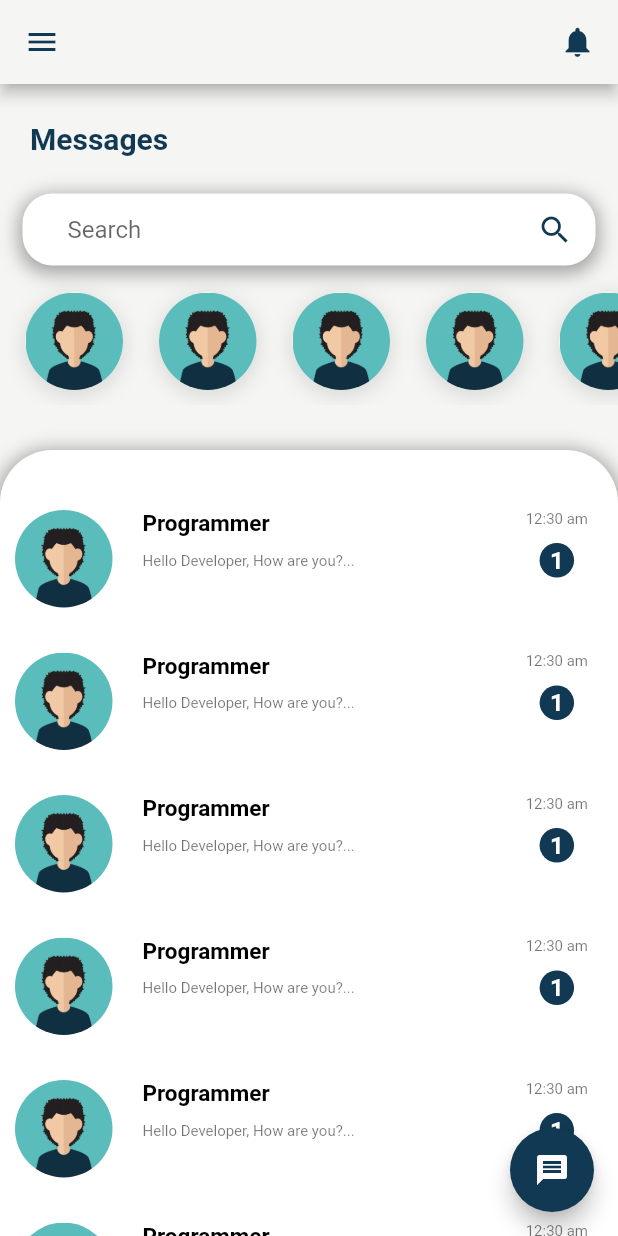
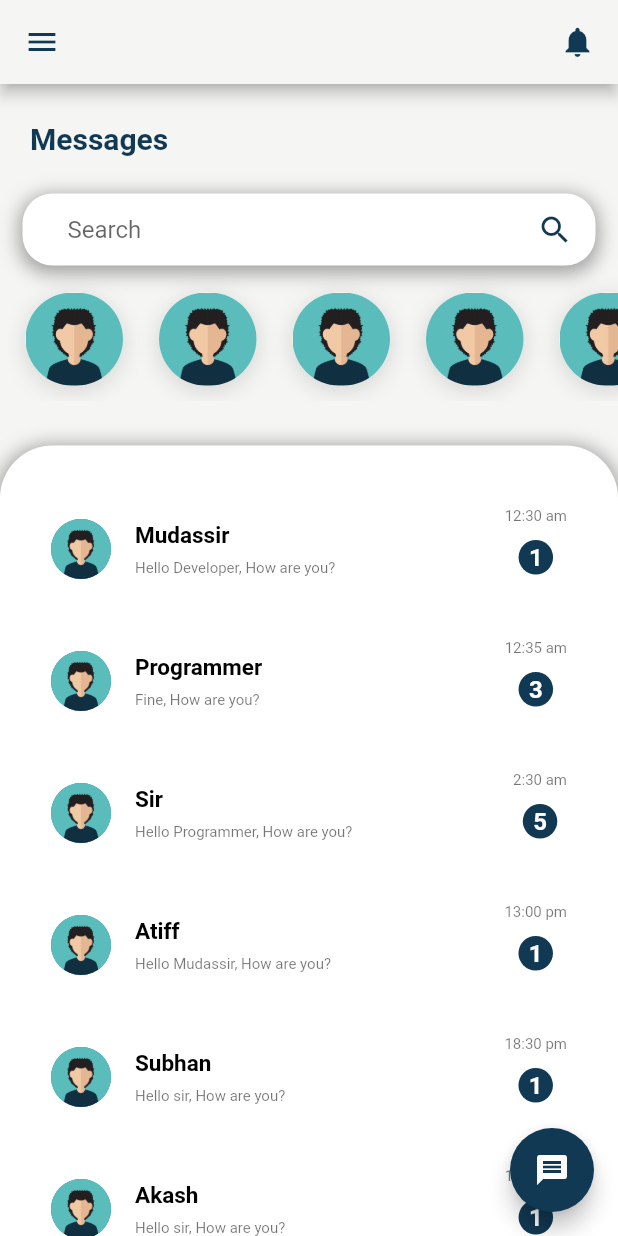
Before and after one commit to mudassirjabbar/chat-app, a Flutter app: the screen it shows after launch, on a phone screen of 412 x 824 dp. Run offline on Flutter 3.47's test engine with Material 2 defaults, Android fonts, the phone set to English and light mode, and no system bars; missing offline and left inert: custom_clippers.

Commit message:
31 january

```diff
--- a/lib/pages/active_chats.dart
+++ b/lib/pages/active_chats.dart
@@ -1,20 +1,26 @@
+import 'package:chat_app/ui/widgets/model/chat_model.dart';
 import 'package:flutter/material.dart';
 
-class ActiveChats extends StatelessWidget {
+class ActiveChats extends StatefulWidget {
   const ActiveChats({super.key});
 
+  @override
+  State<ActiveChats> createState() => _ActiveChatsState();
+}
+
+class _ActiveChatsState extends State<ActiveChats> {
+  ChatModelData ins = ChatModelData();
   @override
   Widget build(BuildContext context) {
     return Padding(
       padding: const EdgeInsets.only(top: 8.0, left: 5, bottom: 10),
-      child: SingleChildScrollView(
+      child: ListView.builder(
           scrollDirection: Axis.horizontal,
-        child: Row(
-          children: [
-            for (int i = 0; i < 10; i++)
-              Padding(
-                padding:
-                    const EdgeInsets.symmetric(vertical: 10, horizontal: 12),
+          shrinkWrap: true,
+          itemCount: ins.data.length,
+          itemBuilder: (context, index) {
+            return Padding(
+              padding: const EdgeInsets.symmetric(vertical: 10, horizontal: 12),
               child: Container(
                 width: 65,
                 height: 65,
@@ -31,13 +37,46 @@ class ActiveChats extends StatelessWidget {
                     ]),
                 child: ClipRRect(
                   borderRadius: BorderRadius.circular(35),
-                    child: Image.asset('assets/images.png'),
+                  child: Image.asset(
+                    '${ins.data[index]['profileImg']}',
+                    fit: BoxFit.cover,
                   ),
                 ),
               ),
-          ],
-        ),
-      ),
+            );
+          }),
     );
   }
 }
+// ListView.builder(
+//             shrinkWrap: true,
+//             itemCount: ins.data.length,
+//             itemBuilder: (context, index) {
+//               return Container(
+//                 height: 100,
+//                 child: Padding(
+//                   padding:
+//                       const EdgeInsets.symmetric(vertical: 10, horizontal: 12),
+//                   child: Container(
+//                     width: 65,
+//                     height: 65,
+//                     decoration: BoxDecoration(
+//                         color: Colors.white,
+//                         borderRadius: BorderRadius.circular(35),
+//                         boxShadow: [
+//                           BoxShadow(
+//                             color: Colors.grey.withOpacity(0.3),
+//                             blurRadius: 10,
+//                             spreadRadius: 2,
+//                             offset: const Offset(0, 3),
+//                           ),
+//                         ]),
+//                     child: ClipRRect(
+//                       borderRadius: BorderRadius.circular(35),
+//                       child: Image.asset('${ins.data[index]["profileImg"]}'),
+//                     ),
+//                   ),
+//                 ),
+//               );
+//             },
+//           ),
--- a/lib/pages/home_page.dart
+++ b/lib/pages/home_page.dart
@@ -18,6 +18,7 @@ class HomePage extends StatelessWidget {
         ],
       ),
       body: ListView(
+          shrinkWrap: true,
           children: [
             const Padding(
               padding: EdgeInsets.symmetric(vertical: 25, horizontal: 20),
@@ -66,7 +67,10 @@ class HomePage extends StatelessWidget {
                 ),
               ),
             ),
-        ActiveChats(),
+            SizedBox(
+              height: 100,
+              child: ActiveChats(),
+            ),
             RecentChats(),
           ].toList()),
       floatingActionButton: FloatingActionButton(
--- a/lib/pages/recent_chats.dart
+++ b/lib/pages/recent_chats.dart
@@ -1,8 +1,15 @@
+import 'package:chat_app/ui/widgets/model/chat_model.dart';
 import 'package:flutter/material.dart';
 
-class RecentChats extends StatelessWidget {
+class RecentChats extends StatefulWidget {
   const RecentChats({super.key});
 
+  @override
+  State<RecentChats> createState() => _RecentChatsState();
+}
+
+class _RecentChatsState extends State<RecentChats> {
+  ChatModelData ins = ChatModelData();
   @override
   Widget build(BuildContext context) {
     return Container(
@@ -21,59 +28,42 @@ class RecentChats extends StatelessWidget {
                 spreadRadius: 2,
                 offset: Offset(0, 2))
           ]),
-      child: Column(
-        children: [
-          for (int i = 1; i < 10; i++)
-            Padding(
-              padding: const EdgeInsets.symmetric(vertical: 15),
+      child: Container(
+        // height: MediaQuery.of(context).size.height,
+        child: ListView.builder(
+          shrinkWrap: true,
+          itemCount: ins.data.length,
+          itemBuilder: (context, index) {
+            return Padding(
+              padding: const EdgeInsets.all(8.0),
               child: InkWell(
                 onTap: () {
                   Navigator.pushNamed(context, "chatPage");
                 },
-                child: SizedBox(
-                  height: 65,
-                  child: Row(
-                    children: [
-                      ClipRRect(
-                        borderRadius: BorderRadius.circular(35),
-                        child: Image.asset(
-                          'assets/images.png',
-                          height: 65,
-                          width: 65,
+                child: ListTile(
+                  leading: CircleAvatar(
+                    radius: 20,
+                    backgroundImage: AssetImage(
+                      '${ins.data[index]["profileImg"]}',
                     ),
                   ),
-                      Padding(
-                        padding: const EdgeInsets.symmetric(horizontal: 20),
-                        child: Column(
-                          crossAxisAlignment: CrossAxisAlignment.start,
-                          children: const [
-                            Text(
-                              'Programmer',
-                              style: TextStyle(
+                  title: Text(
+                    '${ins.data[index]['name']}',
+                    style: const TextStyle(
                         fontSize: 15,
                         fontWeight: FontWeight.bold,
                         color: Colors.black),
                   ),
-                            SizedBox(
-                              height: 10,
+                  subtitle: Text(
+                    '${ins.data[index]['lastMsg']}',
+                    style: const TextStyle(fontSize: 10, color: Colors.black54),
                   ),
-                            Text(
-                              'Hello Developer, How are you?...',
-                              style: TextStyle(
-                                  fontSize: 10, color: Colors.black54),
-                            ),
-                          ],
-                        ),
-                      ),
-                      const Spacer(),
-                      Padding(
-                        padding: const EdgeInsets.only(right: 10),
-                        child: Column(
+                  trailing: Column(
                     crossAxisAlignment: CrossAxisAlignment.center,
                     children: [
-                            const Text(
-                              '12:30 am',
-                              style: TextStyle(
+                      Text(
+                        '${ins.data[index]['lastMsgTime']}',
+                        style: const TextStyle(
                             fontSize: 10, color: Colors.black54),
                       ),
                       const SizedBox(
@@ -87,9 +77,9 @@ class RecentChats extends StatelessWidget {
                           color: const Color(0xff113953),
                           borderRadius: BorderRadius.circular(25),
                         ),
-                              child: const Text(
-                                '1',
-                                style: TextStyle(
+                        child: Text(
+                          '${ins.data[index]['numOfUnreadMsgs']}',
+                          style: const TextStyle(
                               fontSize: 16,
                               fontWeight: FontWeight.bold,
                               color: Colors.white),
@@ -97,14 +87,96 @@ class RecentChats extends StatelessWidget {
                       ),
                     ],
                   ),
-                      )
-                    ],
                 ),
               ),
+            );
+          },
         ),
-            )
-        ],
       ),
     );
   }
 }
+// Column(
+      //   children: [
+      //     for (int i = 1; i < 10; i++)
+      //       Padding(
+      //         padding: const EdgeInsets.symmetric(vertical: 15),
+      //         child: InkWell(
+      //           onTap: () {
+      //             Navigator.pushNamed(context, "chatPage");
+      //           },
+      //           child: SizedBox(
+      //             height: 65,
+      //             child: Row(
+      //               children: [
+      //                 ClipRRect(
+      //                   borderRadius: BorderRadius.circular(35),
+      //                   child: Image.asset(
+      //                     'assets/images.png',
+      //                     height: 65,
+      //                     width: 65,
+      //                   ),
+      //                 ),
+      //                 Padding(
+      //                   padding: const EdgeInsets.symmetric(horizontal: 20),
+      //                   child: Column(
+      //                     crossAxisAlignment: CrossAxisAlignment.start,
+      //                     children: const [
+      //                       Text(
+      //                         'Programmer',
+      //                         style: TextStyle(
+      //                             fontSize: 15,
+      //                             fontWeight: FontWeight.bold,
+      //                             color: Colors.black),
+      //                       ),
+      //                       SizedBox(
+      //                         height: 10,
+      //                       ),
+      //                       Text(
+      //                         'Hello Developer, How are you?...',
+      //                         style: TextStyle(
+      //                             fontSize: 10, color: Colors.black54),
+      //                       ),
+      //                     ],
+      //                   ),
+      //                 ),
+      //                 const Spacer(),
+      //                 Padding(
+      //                   padding: const EdgeInsets.only(right: 10),
+      //                   child: Column(
+      //                     crossAxisAlignment: CrossAxisAlignment.center,
+      //                     children: [
+      //                       const Text(
+      //                         '12:30 am',
+      //                         style: TextStyle(
+      //                             fontSize: 10, color: Colors.black54),
+      //                       ),
+      //                       const SizedBox(
+      //                         height: 10,
+      //                       ),
+      //                       Container(
+      //                         height: 23,
+      //                         width: 23,
+      //                         alignment: Alignment.center,
+      //                         decoration: BoxDecoration(
+      //                           color: const Color(0xff113953),
+      //                           borderRadius: BorderRadius.circular(25),
+      //                         ),
+      //                         child: const Text(
+      //                           '1',
+      //                           style: TextStyle(
+      //                               fontSize: 16,
+      //                               fontWeight: FontWeight.bold,
+      //                               color: Colors.white),
+      //                         ),
+      //                       ),
+      //                     ],
+      //                   ),
+      //                 )
+      //               ],
+      //             ),
+      //           ),
+      //         ),
+      //       )
+      //   ],
+      // ),
--- a/lib/ui/model/user_data.dart
+++ b/lib/ui/model/user_data.dart
@@ -1,12 +1,12 @@
 import 'package:flutter/cupertino.dart';
 
 class UserChat {
-  final Image? profileImg;
-  final String id;
-  final String userName;
-  final String? lastMessage;
-  final DateTime lastMsgTime;
-  final double? numOfUnreadMsgs;
+  Image? profileImg;
+  String? id;
+  String? userName;
+  String? lastMessage;
+  DateTime? lastMsgTime;
+  double? numOfUnreadMsgs;
 
   UserChat(
     this.profileImg,
@@ -16,4 +16,22 @@ class UserChat {
     this.lastMsgTime,
     this.numOfUnreadMsgs,
   );
+
+  UserChat.fromJson(Map<String, dynamic> json) {
+    profileImg = json['profileimag'];
+    id = json['id'];
+    userName = json['userName'];
+    lastMessage = json['lastMessage'];
+    lastMsgTime = json['lastMsgTime'];
+    numOfUnreadMsgs = json['numOfUnreadMsgs'];
+  }
+  Map<String, dynamic> toJson() {
+    final Map<String, dynamic> data = <String, dynamic>{};
+    data['id'] = id;
+    data['userName'] = userName;
+    data['lastMessage'] = lastMessage;
+    data['lastMsgTime'] = lastMsgTime;
+    data['numOfUnreadMsgs'] = numOfUnreadMsgs;
+    return data;
+  }
 }
--- /dev/null
+++ b/lib/ui/widgets/model/chat_model.dart
@@ -0,0 +1,46 @@
+class ChatModelData {
+  List<Map<String, dynamic>> data = [
+    {
+      "profileImg": "assets/images.png",
+      "name": "Mudassir",
+      "lastMsg": "Hello Developer, How are you?",
+      "lastMsgTime": "12:30 am",
+      "numOfUnreadMsgs": "1",
+    },
+    {
+      "profileImg": "assets/images.png",
+      "name": "Programmer",
+      "lastMsg": "Fine, How are you?",
+      "lastMsgTime": "12:35 am",
+      "numOfUnreadMsgs": "3",
+    },
+    {
+      "profileImg": "assets/images.png",
+      "name": "Sir",
+      "lastMsg": "Hello Programmer, How are you?",
+      "lastMsgTime": "2:30 am",
+      "numOfUnreadMsgs": "5",
+    },
+    {
+      "profileImg": "assets/images.png",
+      "name": "Atiff",
+      "lastMsg": "Hello Mudassir, How are you?",
+      "lastMsgTime": "13:00 pm",
+      "numOfUnreadMsgs": "1",
+    },
+    {
+      "profileImg": "assets/images.png",
+      "name": "Subhan",
+      "lastMsg": "Hello sir, How are you?",
+      "lastMsgTime": "18:30 pm",
+      "numOfUnreadMsgs": "1",
+    },
+    {
+      "profileImg": "assets/images.png",
+      "name": "Akash",
+      "lastMsg": "Hello sir, How are you?",
+      "lastMsgTime": "11:39 am",
+      "numOfUnreadMsgs": "1",
+    },
+  ];
+}
```
Also changed, not shown: lib/ui/model/user_data.txt (added, +13 -0 lines). Lines whose indentation alone changed are shown as unchanged.
